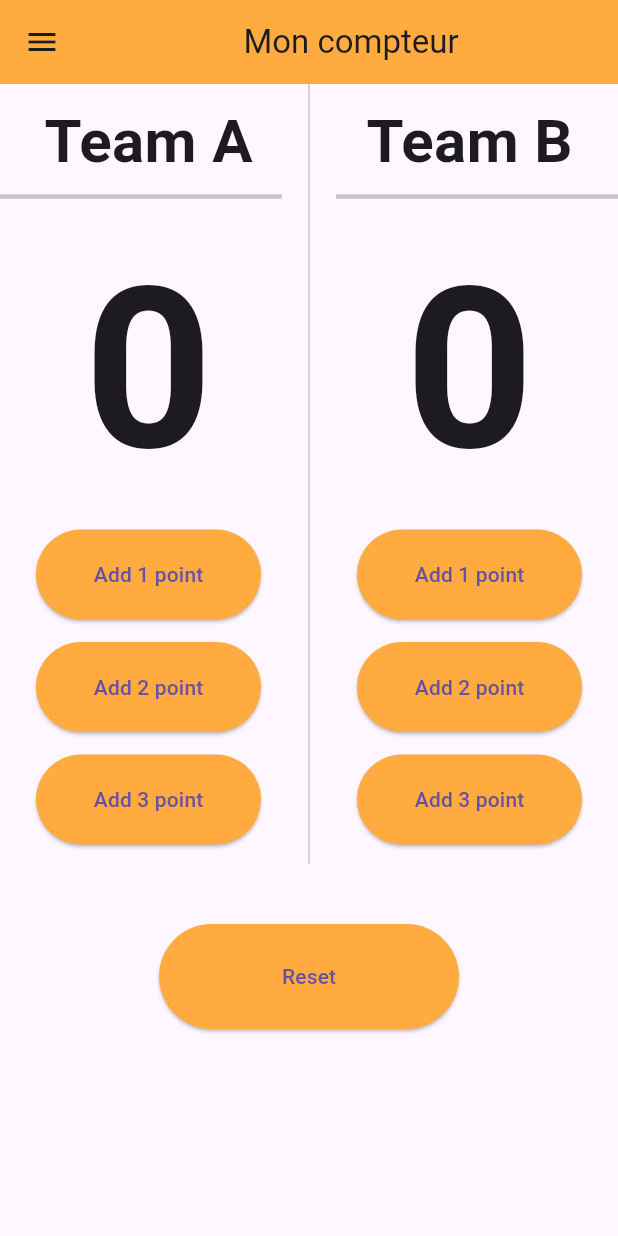
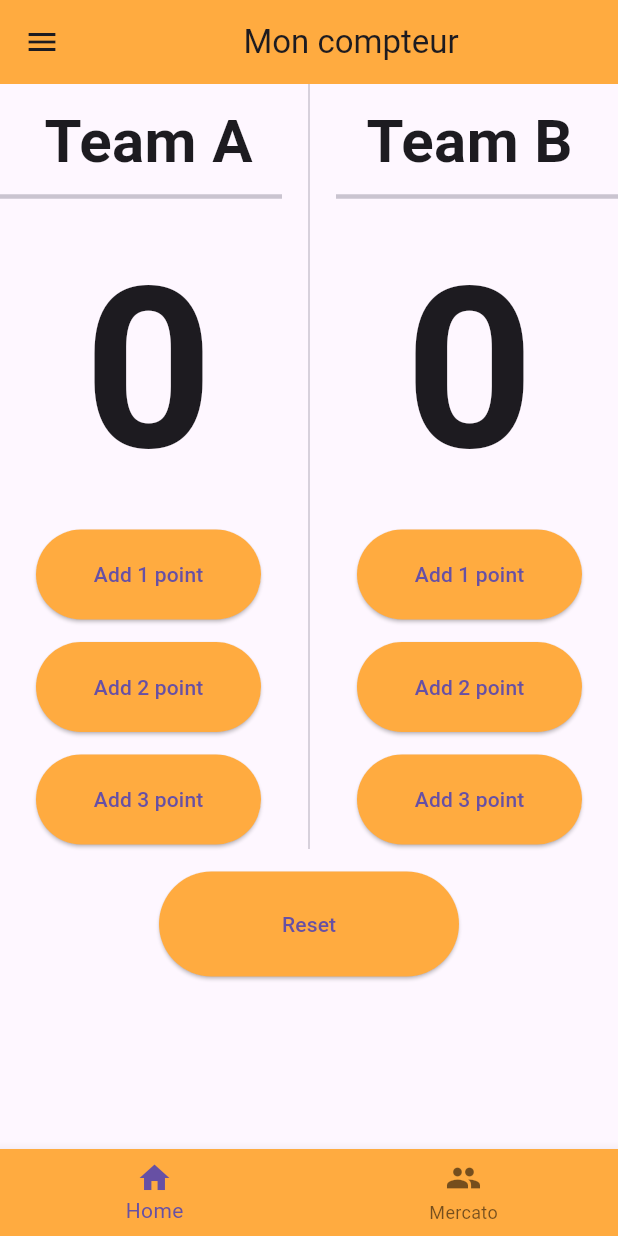
Before and after one commit to Disl11/compteur-flutter, a Flutter app: the screen it shows after launch, on a phone screen of 412 x 824 dp. Run offline on Flutter 3.47's test engine with Material 3 defaults, Android fonts, the phone set to English and light mode, and no system bars.

Commit message:
navbar bottom pas fonctionnelle

```diff
--- a/lib/view/compteur.dart
+++ b/lib/view/compteur.dart
@@ -1,6 +1,7 @@
 import 'package:compteur/viewModel/compteurViewModel.dart';
 import 'package:flutter/material.dart';
 import 'package:provider/provider.dart';
+import 'package:compteur/view/navigation.dart';
 
 class Compteur extends StatefulWidget {
   Compteur({super.key});
@@ -56,12 +57,12 @@ class _CompteurState extends State<Compteur> {
       body: Column(
         children: [
           Container(
-            height: 520,
+            height: 510,
             child: Row(
               children: [
                 Expanded(
                   child: Container(
-                    height: 520,
+                    height: 510,
                     child: Column(
                       children: [
                         SizedBox(height: 10),
@@ -218,7 +219,7 @@ class _CompteurState extends State<Compteur> {
             ),
           ),
           Container(
-            height: 150,
+            height: 100,
             child: Center(
               child: ElevatedButton(
                 style: ElevatedButton.styleFrom(
@@ -235,6 +236,7 @@ class _CompteurState extends State<Compteur> {
           ),
         ],
       ),
+      bottomNavigationBar: NavigationBarDubas(),
     );
   }
 }
--- /dev/null
+++ b/lib/view/navigation.dart
@@ -0,0 +1,11 @@
+import 'package:flutter/material.dart';
+
+Widget? NavigationBarDubas() {
+  return BottomNavigationBar(
+    backgroundColor: Colors.orangeAccent,
+    items: [
+      BottomNavigationBarItem(icon: Icon(Icons.home), label: "Home"),
+      BottomNavigationBarItem(icon: Icon(Icons.group), label: "Mercato"),
+    ],
+  );
+}
```
